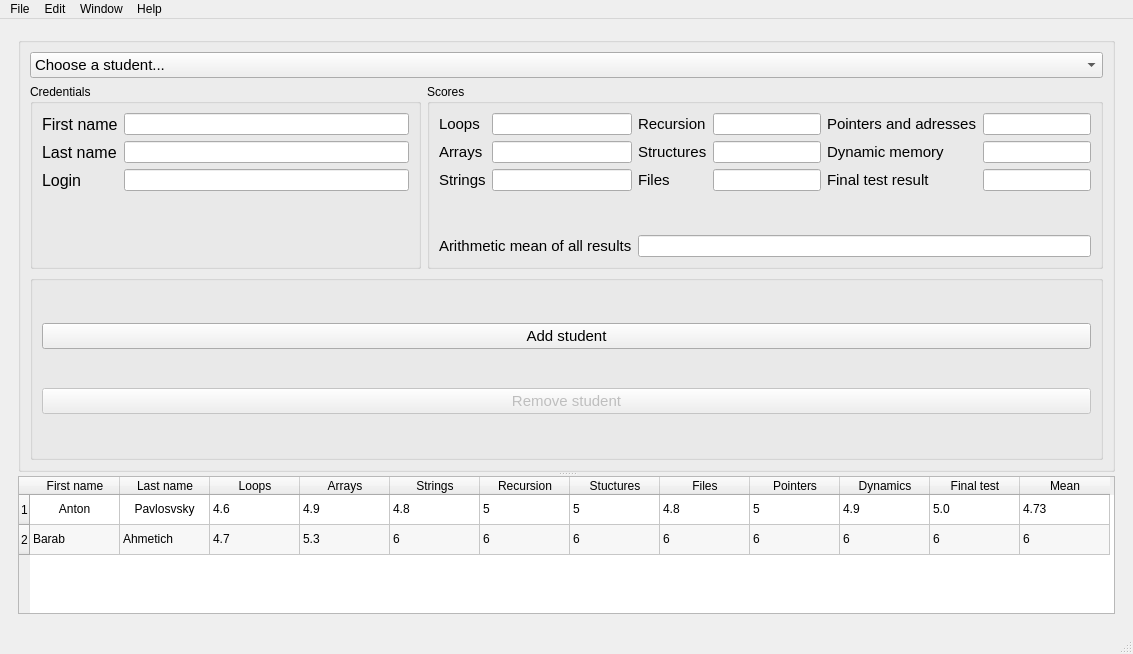
The window that src/qt/mainwindow_teach.ui (tushino-llc/ProTest) describes before a commit, drawn with Qt 5.
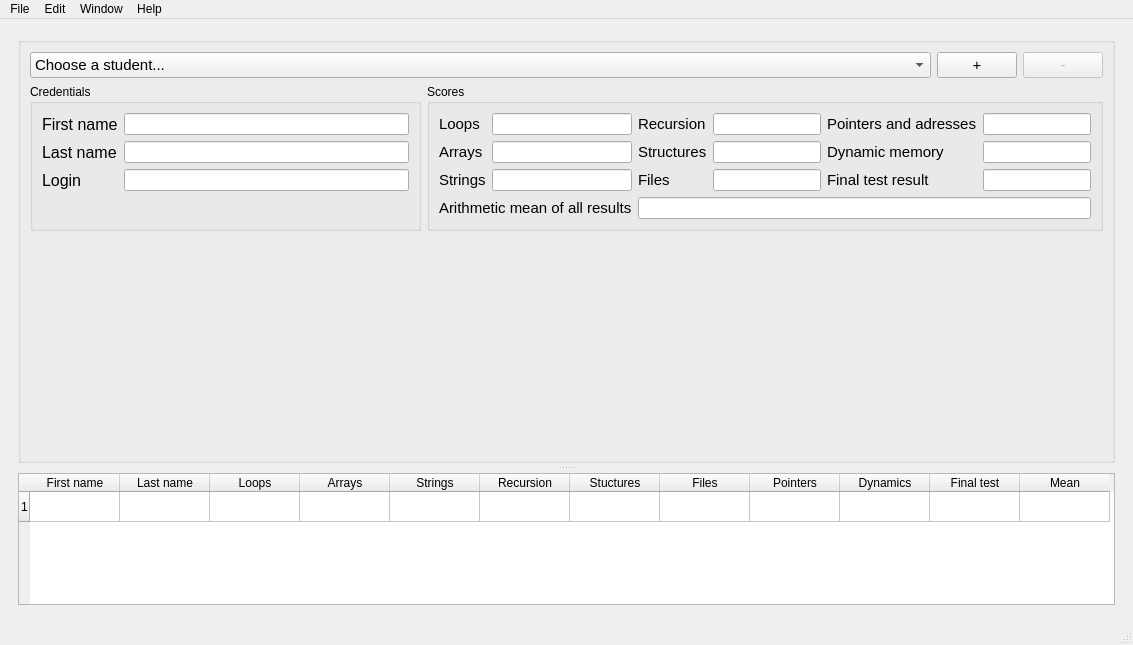
The same window after the commit.

Commit message: Anton: changes in UI + other stuff

The edit to the form file:
```diff
--- a/src/qt/mainwindow_teach.ui
+++ b/src/qt/mainwindow_teach.ui
@@ -7,7 +7,7 @@
     <x>0</x>
     <y>0</y>
     <width>1133</width>
-    <height>654</height>
+    <height>645</height>
    </rect>
   </property>
   <property name="windowTitle">
@@ -33,6 +33,9 @@
           <property name="orientation">
            <enum>Qt::Vertical</enum>
           </property>
+          <property name="handleWidth">
+           <number>10</number>
+          </property>
           <widget class="QGroupBox" name="groupBox">
            <property name="sizePolicy">
             <sizepolicy hsizetype="Preferred" vsizetype="Preferred">
@@ -43,38 +46,81 @@
            <property name="title">
             <string/>
            </property>
-           <layout class="QVBoxLayout" name="verticalLayout_2">
-            <item>
-             <widget class="QComboBox" name="comboBox">
-              <property name="font">
-               <font>
-                <pointsize>11</pointsize>
-               </font>
-              </property>
-              <property name="editable">
-               <bool>false</bool>
-              </property>
-              <property name="currentText">
-               <string>Choose a student...</string>
-              </property>
+           <layout class="QFormLayout" name="formLayout_5">
+            <item row="0" column="0" colspan="2">
+             <layout class="QHBoxLayout" name="horizontalLayout_2">
               <item>
-               <property name="text">
-                <string>Choose a student...</string>
-               </property>
+               <widget class="QComboBox" name="comboBox">
+                <property name="font">
+                 <font>
+                  <pointsize>11</pointsize>
+                 </font>
+                </property>
+                <property name="editable">
+                 <bool>false</bool>
+                </property>
+                <property name="currentText">
+                 <string>Choose a student...</string>
+                </property>
+                <item>
+                 <property name="text">
+                  <string>Choose a student...</string>
+                 </property>
+                </item>
+                <item>
+                 <property name="text">
+                  <string>Pavlovsky Anton</string>
+                 </property>
+                </item>
+                <item>
+                 <property name="text">
+                  <string>Ahmetich Barab</string>
+                 </property>
+                </item>
+               </widget>
               </item>
               <item>
-               <property name="text">
-                <string>Pavlovsky Anton</string>
-               </property>
+               <widget class="QPushButton" name="pushButton_2">
+                <property name="sizePolicy">
+                 <sizepolicy hsizetype="Fixed" vsizetype="Fixed">
+                  <horstretch>0</horstretch>
+                  <verstretch>0</verstretch>
+                 </sizepolicy>
+                </property>
+                <property name="font">
+                 <font>
+                  <pointsize>11</pointsize>
+                 </font>
+                </property>
+                <property name="text">
+                 <string>+</string>
+                </property>
+               </widget>
               </item>
               <item>
-               <property name="text">
-                <string>Ahmetich Barab</string>
-               </property>
+               <widget class="QPushButton" name="pushButton">
+                <property name="enabled">
+                 <bool>false</bool>
+                </property>
+                <property name="sizePolicy">
+                 <sizepolicy hsizetype="Fixed" vsizetype="Fixed">
+                  <horstretch>0</horstretch>
+                  <verstretch>0</verstretch>
+                 </sizepolicy>
+                </property>
+                <property name="font">
+                 <font>
+                  <pointsize>11</pointsize>
+                 </font>
+                </property>
+                <property name="text">
+                 <string>-</string>
+                </property>
+               </widget>
               </item>
-             </widget>
+             </layout>
             </item>
-            <item>
+            <item row="1" column="0" colspan="2">
              <layout class="QHBoxLayout" name="horizontalLayout">
               <item>
                <widget class="QGroupBox" name="groupBox_3">
@@ -398,42 +444,6 @@
               </item>
              </layout>
             </item>
-            <item>
-             <widget class="QGroupBox" name="groupBox_2">
-              <property name="title">
-               <string/>
-              </property>
-              <layout class="QVBoxLayout" name="verticalLayout_3">
-               <item>
-                <widget class="QPushButton" name="pushButton_2">
-                 <property name="font">
-                  <font>
-                   <pointsize>11</pointsize>
-                  </font>
-                 </property>
-                 <property name="text">
-                  <string>Add student</string>
-                 </property>
-                </widget>
-               </item>
-               <item>
-                <widget class="QPushButton" name="pushButton">
-                 <property name="enabled">
-                  <bool>false</bool>
-                 </property>
-                 <property name="font">
-                  <font>
-                   <pointsize>11</pointsize>
-                  </font>
-                 </property>
-                 <property name="text">
-                  <string>Remove student</string>
-                 </property>
-                </widget>
-               </item>
-              </layout>
-             </widget>
-            </item>
            </layout>
           </widget>
           <widget class="QTableWidget" name="tableWidget">
@@ -456,7 +466,7 @@
             <bool>true</bool>
            </property>
            <property name="rowCount">
-            <number>2</number>
+            <number>1</number>
            </property>
            <attribute name="horizontalHeaderCascadingSectionResizes">
             <bool>false</bool>
@@ -477,7 +487,6 @@
             <bool>false</bool>
            </attribute>
            <row/>
-           <row/>
            <column>
             <property name="text">
              <string>First name</string>
@@ -574,132 +583,6 @@
              <set>AlignCenter</set>
             </property>
            </column>
-           <item row="0" column="0">
-            <property name="text">
-             <string>Anton</string>
-            </property>
-            <property name="textAlignment">
-             <set>AlignCenter</set>
-            </property>
-           </item>
-           <item row="0" column="1">
-            <property name="text">
-             <string>Pavlosvsky</string>
-            </property>
-            <property name="textAlignment">
-             <set>AlignCenter</set>
-            </property>
-           </item>
-           <item row="0" column="2">
-            <property name="text">
-             <string>4.6</string>
-            </property>
-           </item>
-           <item row="0" column="3">
-            <property name="text">
-             <string>4.9</string>
-            </property>
-           </item>
-           <item row="0" column="4">
-            <property name="text">
-             <string>4.8</string>
-            </property>
-           </item>
-           <item row="0" column="5">
-            <property name="text">
-             <string>5</string>
-            </property>
-           </item>
-           <item row="0" column="6">
-            <property name="text">
-             <string>5</string>
-            </property>
-           </item>
-           <item row="0" column="7">
-            <property name="text">
-             <string>4.8</string>
-            </property>
-           </item>
-           <item row="0" column="8">
-            <property name="text">
-             <string>5</string>
-            </property>
-           </item>
-           <item row="0" column="9">
-            <property name="text">
-             <string>4.9</string>
-            </property>
-           </item>
-           <item row="0" column="10">
-            <property name="text">
-             <string>5.0</string>
-            </property>
-           </item>
-           <item row="0" column="11">
-            <property name="text">
-             <string>4.73</string>
-            </property>
-           </item>
-           <item row="1" column="0">
-            <property name="text">
-             <string>Barab</string>
-            </property>
-           </item>
-           <item row="1" column="1">
-            <property name="text">
-             <string>Ahmetich</string>
-            </property>
-           </item>
-           <item row="1" column="2">
-            <property name="text">
-             <string>4.7</string>
-            </property>
-           </item>
-           <item row="1" column="3">
-            <property name="text">
-             <string>5.3</string>
-            </property>
-           </item>
-           <item row="1" column="4">
-            <property name="text">
-             <string>6</string>
-            </property>
-           </item>
-           <item row="1" column="5">
-            <property name="text">
-             <string>6</string>
-            </property>
-           </item>
-           <item row="1" column="6">
-            <property name="text">
-             <string>6</string>
-            </property>
-           </item>
-           <item row="1" column="7">
-            <property name="text">
-             <string>6</string>
-            </property>
-           </item>
-           <item row="1" column="8">
-            <property name="text">
-             <string>6</string>
-            </property>
-           </item>
-           <item row="1" column="9">
-            <property name="text">
-             <string>6</string>
-            </property>
-           </item>
-           <item row="1" column="10">
-            <property name="text">
-             <string>6</string>
-            </property>
-           </item>
-           <item row="1" column="11">
-            <property name="text">
-             <string>6</string>
-            </property>
-           </item>
           </widget>
          </widget>
         </item>
```
Left out of the diff: 9 changed lines with no effect on the pictures. The commit also changes 9 other files.
